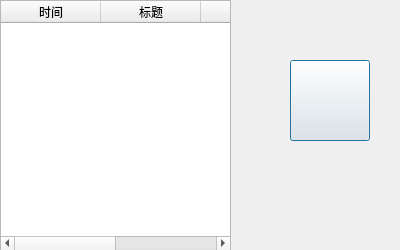
First picture: the form in C++编写众包翻译平台/源代码及资源文件/dlg_system_message.ui, repository FouforPast/some-course-projects, before the edit.
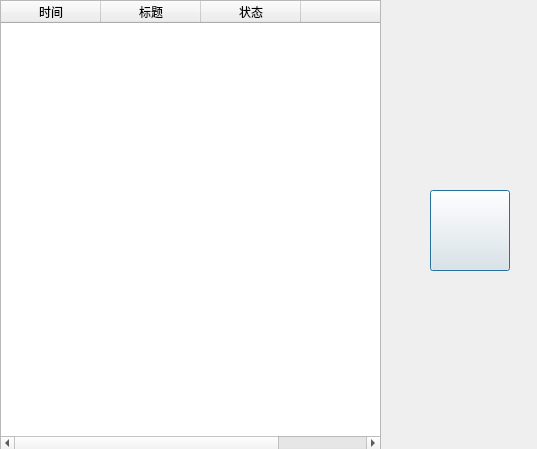
Second picture: the form after the edit. Icons and pictures are not drawn.

Patch:
```diff
--- a/C++编写众包翻译平台/源代码及资源文件/dlg_system_message.ui
+++ b/C++编写众包翻译平台/源代码及资源文件/dlg_system_message.ui
@@ -6,8 +6,8 @@
    <rect>
     <x>0</x>
     <y>0</y>
-    <width>400</width>
-    <height>250</height>
+    <width>537</width>
+    <height>449</height>
    </rect>
   </property>
   <property name="windowTitle">
@@ -18,8 +18,8 @@
     <rect>
      <x>0</x>
      <y>0</y>
-     <width>231</width>
-     <height>251</height>
+     <width>381</width>
+     <height>451</height>
     </rect>
    </property>
    <column>
@@ -46,8 +46,8 @@
   <widget class="QPushButton" name="btn_delete">
    <property name="geometry">
     <rect>
-     <x>290</x>
-     <y>60</y>
+     <x>430</x>
+     <y>190</y>
      <width>80</width>
      <height>81</height>
     </rect>
```
